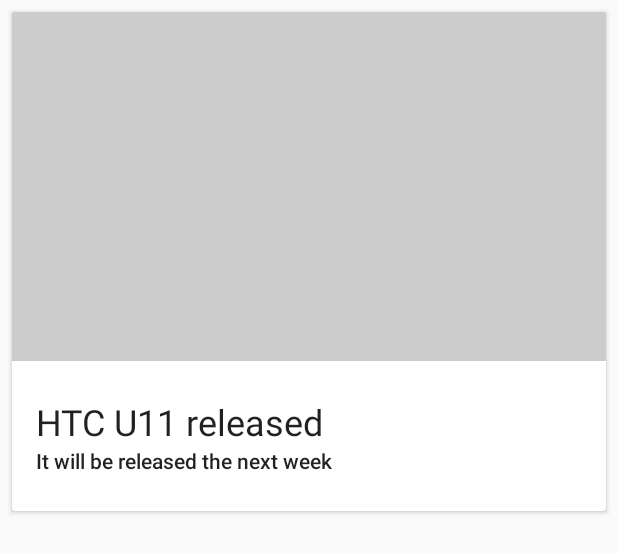
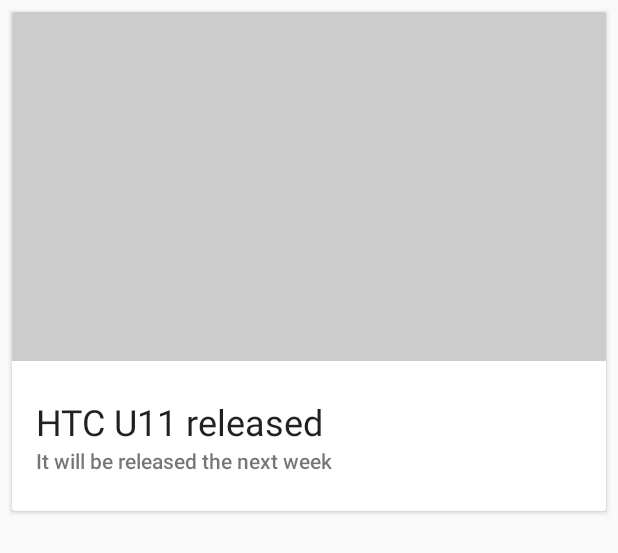
Before and after one commit to edwin9870/GorgeousRSSReader, an Android app: the layout list_item_article.xml on its own in the app's theme, with its tools: preview values and no code run, on a phone screen of 412 x 824 dp. Shown: the top 553 px of the screen. Run offline under Robolectric (Android 15) with nearby library versions, the phone set to English and light mode, and no system bars.

Commit message:
Set primary and secondary text color

```diff
--- a/XYZReader/src/main/res/layout/list_item_article.xml
+++ b/XYZReader/src/main/res/layout/list_item_article.xml
@@ -7,12 +7,12 @@
                                     android:layout_marginLeft="8dp"
                                     android:layout_marginRight="8dp"
                                     android:layout_marginTop="8dp"
-                                    card_view:cardElevation="2dp"
-                                    card_view:cardMaxElevation="8dp"
-                                    card_view:cardCornerRadius="2dp"
                                     android:clickable="true"
                                     android:focusable="true"
-                                    android:foreground="?selectableItemBackground">
+                                    android:foreground="?selectableItemBackground"
+                                    card_view:cardCornerRadius="2dp"
+                                    card_view:cardElevation="2dp"
+                                    card_view:cardMaxElevation="8dp">
 
     <LinearLayout
         android:layout_width="match_parent"
@@ -38,6 +38,7 @@
             android:paddingEnd="@dimen/card_view_text_padding_right"
             android:paddingStart="@dimen/card_view_text_padding_left"
             android:paddingTop="@dimen/card_view_title_text_padding_top"
+            android:textColor="@color/colorPrimaryText"
             tools:text="HTC U11 released"/>
 
         <TextView
@@ -50,6 +51,7 @@
             android:maxLines="2"
             android:paddingEnd="@dimen/card_view_text_padding_right"
             android:paddingStart="@dimen/card_view_text_padding_left"
+            android:textColor="@color/colorSecondaryText"
             tools:text="It will be released the next week"/>
     </LinearLayout>
 
--- a/XYZReader/src/main/res/values/colors.xml
+++ b/XYZReader/src/main/res/values/colors.xml
@@ -23,4 +23,7 @@
     <color name="seance_300">#d05ce3</color>
     <color name="seance_700">#6a0080</color>
     <color name="green_accent">#A2FF37</color>
+
+    <color name="colorPrimaryText">#DE000000</color>
+    <color name="colorSecondaryText">#8A000000</color>
 </resources>
```
